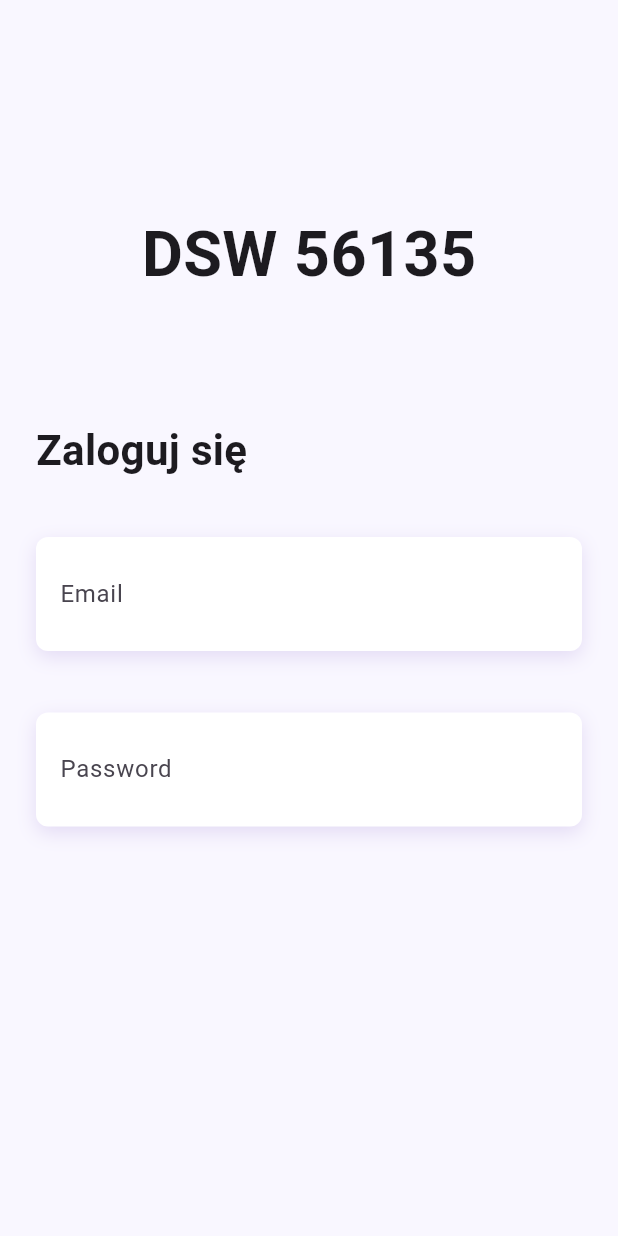
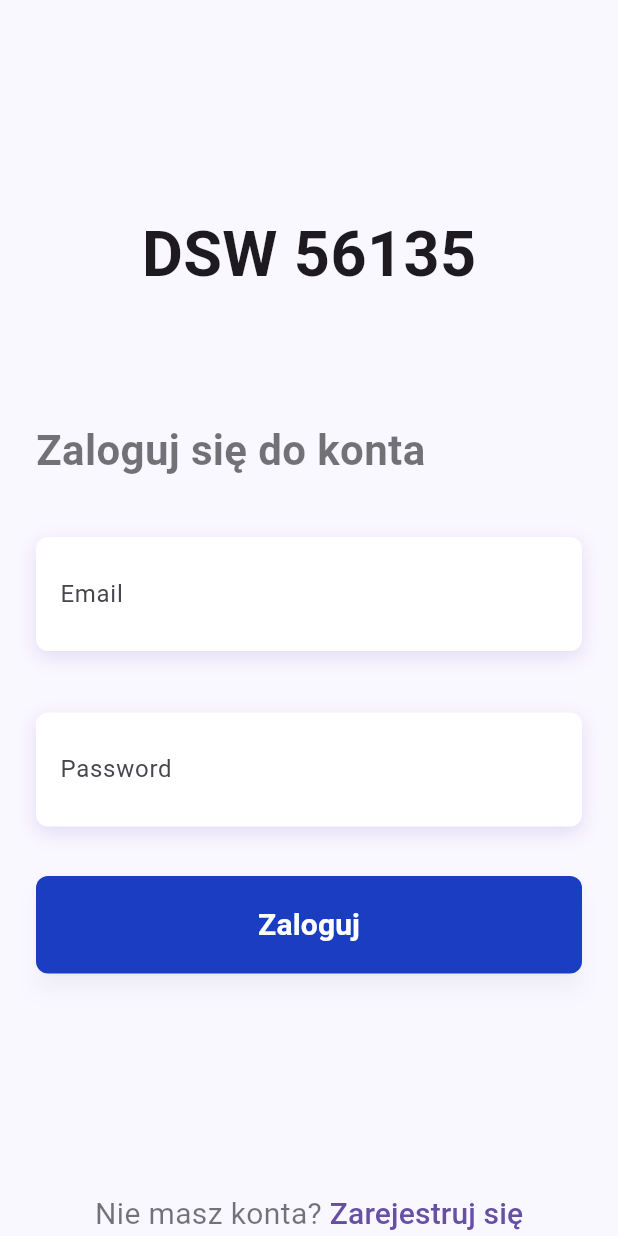
Before and after one commit to Michuxx/phoneListApp, a Flutter app: the screen it shows after launch, on a phone screen of 412 x 824 dp. Run offline on Flutter 3.47's test engine with Material 3 defaults, Android fonts, the phone set to English and light mode, and no system bars.

Commit message:
Add auth button and sign-up prompt to sign-in view
Introduced Authbutton and GoToSignUp widgets for improved authentication UI. Updated the sign-in screen to use these new widgets and adjusted the AuthHeader styling for consistency.

```diff
--- a/lib/views/signIn/signIn.dart
+++ b/lib/views/signIn/signIn.dart
@@ -1,5 +1,7 @@
 import 'package:flutter/material.dart';
+import 'package:phone_list_app/widgets/authButton/authButton.dart';
 import 'package:phone_list_app/widgets/authHeader/authHeader.dart';
+import 'package:phone_list_app/widgets/goToSignUp/goToSignUp.dart';
 import 'package:phone_list_app/widgets/input/input.dart';
 import 'package:phone_list_app/widgets/logo/logo.dart';
 
@@ -8,6 +10,14 @@ class SignIn extends StatefulWidget {
 
   @override
   State<StatefulWidget> createState() => _SignInState();
+}
+
+void login() {
+
+}
+
+void goToRegister() {
+
 }
 
 class _SignInState extends State<SignIn> {
@@ -28,7 +38,7 @@ class _SignInState extends State<SignIn> {
             children: [
               Logo(),
               SizedBox(height: 80),
-              AuthHeader(header: "Zaloguj się"),
+              AuthHeader(header: "Zaloguj się do konta"),
               SizedBox(height: 30),
               Input(
                 placeholder: "Email",
@@ -39,6 +49,14 @@ class _SignInState extends State<SignIn> {
                 placeholder: "Password",
                 controller: passwordController,
                 obscureText: true,
+              ),
+              SizedBox(height: 25),
+              Authbutton(onPressed: login, label: 'Zaloguj'),
+              Spacer(),
+              GoToSignUp(
+                  text: 'Nie masz konta? ',
+                  textAction: "Zarejestruj się",
+                  onTap: goToRegister
               )
             ],
           ),
--- /dev/null
+++ b/lib/widgets/authButton/authButton.dart
@@ -0,0 +1,35 @@
+import 'package:flutter/cupertino.dart';
+import 'package:flutter/material.dart';
+
+class Authbutton extends StatelessWidget {
+  final VoidCallback onPressed;
+  final String label;
+
+  const Authbutton({
+    super.key,
+    required this.onPressed,
+    required this.label
+  });
+
+  @override
+  Widget build(BuildContext context) {
+    return ElevatedButton(
+        onPressed: onPressed,
+        style: ElevatedButton.styleFrom(
+        backgroundColor: Color(0xFF1A3DC1),
+          minimumSize: Size(double .infinity, 65),
+          shape: RoundedRectangleBorder(
+            borderRadius: BorderRadius.circular(8)
+          ),
+          elevation: 6,
+          shadowColor: Colors.black.withOpacity(0.2),
+      ),
+      child: Text(label,
+        style: TextStyle(
+            color: Colors.white,
+            fontWeight: FontWeight.w600,
+            fontSize: 20
+        ),),
+    );
+  }
+}
--- a/lib/widgets/authHeader/authHeader.dart
+++ b/lib/widgets/authHeader/authHeader.dart
@@ -1,4 +1,5 @@
 import 'package:flutter/cupertino.dart';
+import 'package:flutter/material.dart';
 
 class AuthHeader extends StatelessWidget {
   final String header;
@@ -14,7 +15,8 @@ class AuthHeader extends StatelessWidget {
       header,
       style: TextStyle(
         fontWeight: FontWeight.bold,
-        fontSize: 28
+        fontSize: 28,
+          color: Colors.black54
       ),
     );
   }
--- /dev/null
+++ b/lib/widgets/goToSignUp/goToSignUp.dart
@@ -0,0 +1,43 @@
+import 'package:flutter/cupertino.dart';
+import 'package:flutter/material.dart';
+
+class GoToSignUp extends StatelessWidget {
+  final String text;
+  final String textAction;
+  final VoidCallback onTap;
+
+  const GoToSignUp({
+    super.key,
+    required this.text,
+    required this.textAction,
+    required this.onTap
+  });
+
+  @override
+  Widget build(BuildContext context) {
+    return Row(
+      mainAxisAlignment: MainAxisAlignment.center,
+      children: [
+         Text(
+          text,
+          style: TextStyle(
+              color: Colors.black54,
+            fontSize: 20,
+          ),
+
+        ),
+        TextButton(
+            onPressed: onTap,
+            style: TextButton.styleFrom(
+              padding: EdgeInsets.zero,
+              minimumSize: Size(0,0),
+              tapTargetSize: MaterialTapTargetSize.shrinkWrap
+            ),
+            child: Text(
+                textAction,
+              style: TextStyle(fontSize: 20),
+            ))
+      ],
+    );
+  }
+}
```
